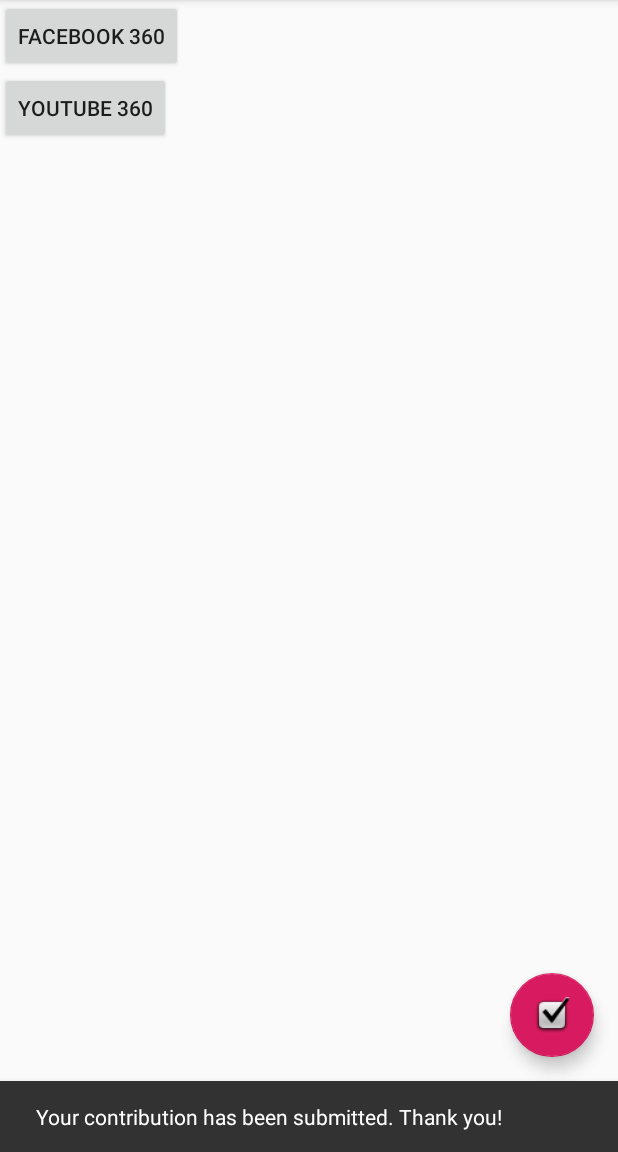
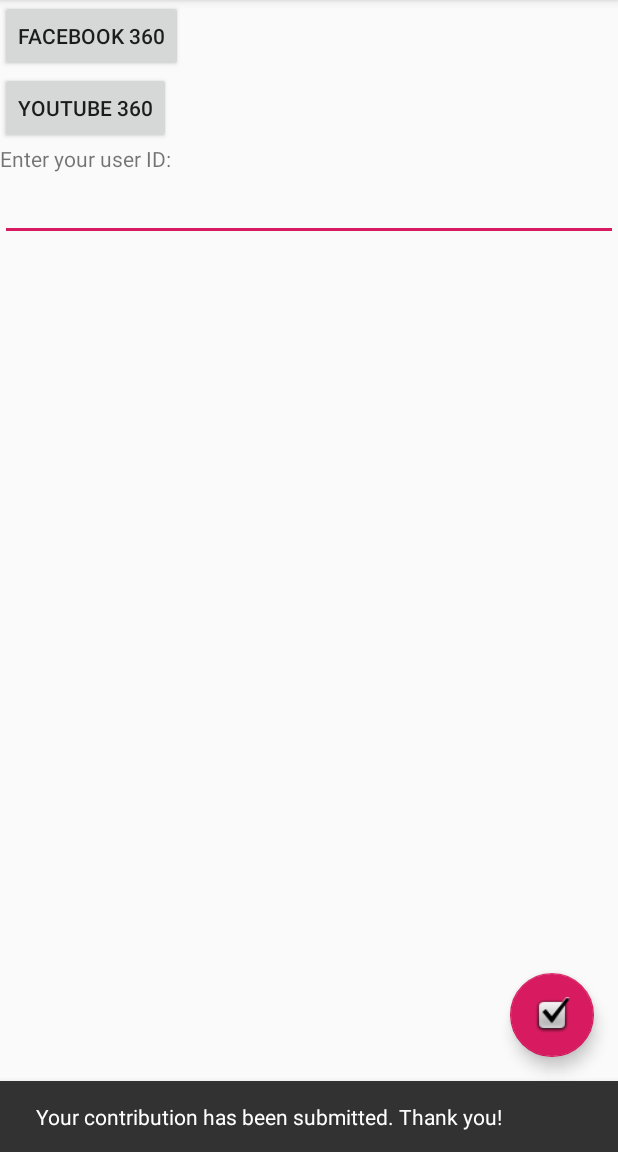
Before and after one commit to haritha-j/360-crowdsource, an Android app: the screen it shows after launch (MainActivity), after a tap on an icon or button, on a phone screen of 412 x 824 dp, the part 84-1236 px from its top. Run offline under Robolectric (Android 15) with nearby library versions, the phone set to English and light mode, and no system bars.

```diff
--- a/app/src/main/java/com/example/a360crowdsource/MainActivity.java
+++ b/app/src/main/java/com/example/a360crowdsource/MainActivity.java
@@ -5,11 +5,16 @@ import android.app.Activity;
 import android.content.Context;
 import android.content.Intent;
 import android.content.pm.PackageManager;
+import android.hardware.Sensor;
+import android.hardware.SensorEvent;
+import android.hardware.SensorEventListener;
+import android.hardware.SensorManager;
 import android.net.TrafficStats;
 import android.net.Uri;
 import android.os.AsyncTask;
 import android.os.Build;
 import android.os.Bundle;
+
 
 import com.google.android.material.floatingactionbutton.FloatingActionButton;
 import com.google.android.material.snackbar.Snackbar;
@@ -30,12 +35,15 @@ import android.view.View;
 import android.view.Menu;
 import android.view.MenuItem;
 import android.widget.Button;
+import android.widget.EditText;
 import android.widget.TextView;
 
 import java.io.DataOutputStream;
 import java.io.File;
 import java.io.FileInputStream;
+import java.io.FileWriter;
 import java.io.IOException;
+import java.io.Writer;
 import java.net.HttpURLConnection;
 import java.net.URL;
 
@@ -57,23 +65,45 @@ public class MainActivity extends AppCompatActivity {
     private static final int REQUEST_RECORD_AUDIO_PERMISSION = 200;
     private static String fileNameFb = null;
     private static String fileNameYt = null;
-
+    private EditText userID;
+    private String userIDText;
 
     //private RecordButton recordButton = null;
     private MediaRecorder recorder = null;
+
+    private SensorManager sensorManager;
+    private Sensor sensor;
+    GyroReader gyroReader;
+
+    //setup csv file for logging data
+    FileWriter trafficWriter;
+    FileWriter gyroWriter;
+    File root = Environment.getExternalStorageDirectory();
+    File trafficDatafile = new File(root, "trafficData.csv");
+    File gyroDatafile = new File(root, "gyroData.csv");
 
 
     private final Runnable mRunnable = new Runnable() {
         public void run() {
             if (!stopRercordingFlag) {
+                Log.d(TAG, "running");
                 long rxBytes = TrafficStats.getTotalRxBytes() - mStartRX;
                 Log.d(TAG, "RX " + Long.toString(rxBytes));
                 long txBytes = TrafficStats.getTotalTxBytes() - mStartTX;
                 Log.d(TAG, "TX " + Long.toString(txBytes));
+                try{
+                    writeTrafficStatsToCsv(rxBytes, txBytes, trafficWriter);
+                }
+                catch (IOException e){
+                    e.printStackTrace();
+                }
                 mHandler.postDelayed(mRunnable, 1000);
             }
         }
     };
+
+    public MainActivity() {
+    }
 
     //permission check for storage
     public void checkPermission(Activity activity, String permission, int permissionInt) {
@@ -128,8 +158,21 @@ public class MainActivity extends AppCompatActivity {
         fileNameFb += "/audiofb.3gp";
         fileNameYt = Environment.getExternalStorageDirectory().getAbsolutePath();
         fileNameYt += "/audioyt.3gp";
+        ActivityCompat.requestPermissions(this, permissions, REQUEST_RECORD_AUDIO_PERMISSION);
 
-        ActivityCompat.requestPermissions(this, permissions, REQUEST_RECORD_AUDIO_PERMISSION);
+        //setup gyro
+        sensorManager = (SensorManager) getSystemService(Context.SENSOR_SERVICE);
+        sensor = sensorManager.getDefaultSensor(Sensor.TYPE_ROTATION_VECTOR);
+        gyroReader = new GyroReader();
+
+        //initiate file write
+        try {
+            gyroWriter = new FileWriter(gyroDatafile);
+            trafficWriter = new FileWriter(trafficDatafile);
+        }
+        catch (IOException e){
+            e.printStackTrace();
+        }
 
         //submit data
         FloatingActionButton fab = findViewById(R.id.fab);
@@ -140,7 +183,23 @@ public class MainActivity extends AppCompatActivity {
                 if (stopRercordingFlag) {
                     stopRercordingFlag = false;
                     onRecord(false, fileNameYt);
+                    gyroReader.stop();
+
                     //TODO - finalize recording data
+
+                    try {
+                        trafficWriter.flush();
+                        trafficWriter.close();
+                        gyroWriter.flush();
+                        gyroWriter.close();
+                    } catch (IOException e) {
+                        e.printStackTrace();
+                    }
+
+                    //get userID
+                    userID = findViewById(R.id.userID);
+                    userIDText = userID.getText().toString();
+
                     //upload data
                     new UploadFileAsync().execute("");
                     Snackbar.make(view, "Your contribution has been submitted. Thank you!", Snackbar.LENGTH_LONG)
@@ -172,19 +231,27 @@ public class MainActivity extends AppCompatActivity {
                 if (mStartRX == TrafficStats.UNSUPPORTED || mStartTX == TrafficStats.UNSUPPORTED) {
                     Log.d(TAG, "logging unsupported");
                 } else {
+                    Log.d(TAG, "begin recording");
                     mHandler.postDelayed(mRunnable, 1000);
                 }
 
-               //start recording
+               //start recording audio and gyro
+                if (!stopRercordingFlag) {
                     stopRercordingFlag = true;
                     onRecord(true, fileNameFb);
+                    gyroReader.start();
                     Log.d(TAG, "started recording");
+
                     //open fb 360
                     String url = "https://www.facebook.com/AMD/videos/10154844546721473/";
                     //String url = "https://www.pscp.tv/w/1dRJZXXgXEwKB";
                     Intent i = new Intent(Intent.ACTION_VIEW);
                     i.setData(Uri.parse(url));
                     startActivity(i);
+                }
+                else{
+                    Toast.makeText(v.getContext(), "Please follow the steps in the correct order", Toast.LENGTH_SHORT).show();
+                }
             }
         });
 
@@ -207,9 +274,11 @@ public class MainActivity extends AppCompatActivity {
 
                 //stop previous recording instance
                 if (stopRercordingFlag) {
+                    gyroReader.stop();
                     onRecord(false, fileNameFb);
                     Log.d(TAG, "started recording");
                     //restart recording
+                    gyroReader.start();
                     onRecord(true, fileNameYt);
 
                     //open fb 360
@@ -248,6 +317,56 @@ public class MainActivity extends AppCompatActivity {
         return super.onOptionsItemSelected(item);
     }
 
+
+    private void writeGyroToCsv(SensorEvent event, Writer writer) throws IOException {
+        Long time = System.nanoTime();
+        String line = String.format("%d,%f,%f,%f,%f\n",time, event.values[0], event.values[1], event.values[2], event.values[3]);
+        writer.write(line);
+    }
+
+    private void writeTrafficStatsToCsv(Long rx, Long tx, Writer writer) throws IOException {
+        Long time = System.nanoTime();
+        String line = String.format("%d,%d,%d\n",time, rx, tx);
+        writer.write(line);
+    }
+
+    class GyroReader implements SensorEventListener{
+        private Sensor rotationSensor;
+
+        public GyroReader(){
+            rotationSensor = sensorManager.getDefaultSensor(Sensor.TYPE_ROTATION_VECTOR);
+        }
+
+        public void start(){
+            //request 10ms updates
+            sensorManager.registerListener(this, rotationSensor, 10000);
+        }
+
+        public void stop(){
+            sensorManager.unregisterListener(this);
+        }
+
+        public void onSensorChanged(SensorEvent event) {
+            // we received a sensor event. it is a good practice to check
+            // that we received the proper event
+            if (event.sensor.getType() == Sensor.TYPE_ROTATION_VECTOR) {
+                // convert the rotation-vector to a 4x4 matrix. the matrix
+                // is interpreted by Open GL as the inverse of the
+                // rotation-vector, which is what we want.
+                Log.d(TAG, "Gyro readings "+ event.values[0] + " " + event.values[1]);
+                try {
+                    writeGyroToCsv(event, gyroWriter);
+                }
+                catch (IOException e){
+                    e.printStackTrace();
+                }
+            }
+        }
+
+        public void onAccuracyChanged(Sensor sensor, int accuracy){
+        }
+    }
+
     private class UploadFileAsync extends AsyncTask<String, Void, String> {
 
         @Override
@@ -271,6 +390,7 @@ public class MainActivity extends AppCompatActivity {
                     try {
                         String upLoadServerUri = "http://192.168.43.4:80/crowdsource/index.php?";
 
+                        Log.d(TAG, "user id "+userIDText);
                         // open a URL connection to the Servlet
                         FileInputStream fileInputStream = new FileInputStream(
                                 sourceFile);
@@ -289,9 +409,9 @@ public class MainActivity extends AppCompatActivity {
                         conn.setRequestProperty("Content-Type",
                                 "multipart/form-data;boundary=" + boundary);
                         conn.setRequestProperty("bill", sourceFileUri);
+                        conn.setRequestProperty("userid", userIDText);
 
                         dos = new DataOutputStream(conn.getOutputStream());
-
                         dos.writeBytes(twoHyphens + boundary + lineEnd);
                         dos.writeBytes("Content-Disposition: form-data; name=\"bill\";filename=\""
                                 + sourceFileUri + "\"" + lineEnd);
--- a/app/src/main/res/layout/content_main.xml
+++ b/app/src/main/res/layout/content_main.xml
@@ -22,4 +22,22 @@
 
         android:text="youtube 360" />
 
+    <TextView
+        android:id="@+id/idLabel"
+        android:layout_width="match_parent"
+        android:layout_height="wrap_content"
+        android:text="Enter your user ID:"
+        app:layout_constraintTop_toBottomOf="@id/youtube_button"
+    />
+
+    <EditText
+        android:id="@+id/userID"
+        android:layout_width="match_parent"
+        android:layout_height="wrap_content"
+        app:layout_constraintTop_toBottomOf="@id/idLabel">
+
+        <requestFocus />
+
+    </EditText>
+
 </androidx.constraintlayout.widget.ConstraintLayout>
```
Lines whose indentation alone changed are shown as unchanged.
